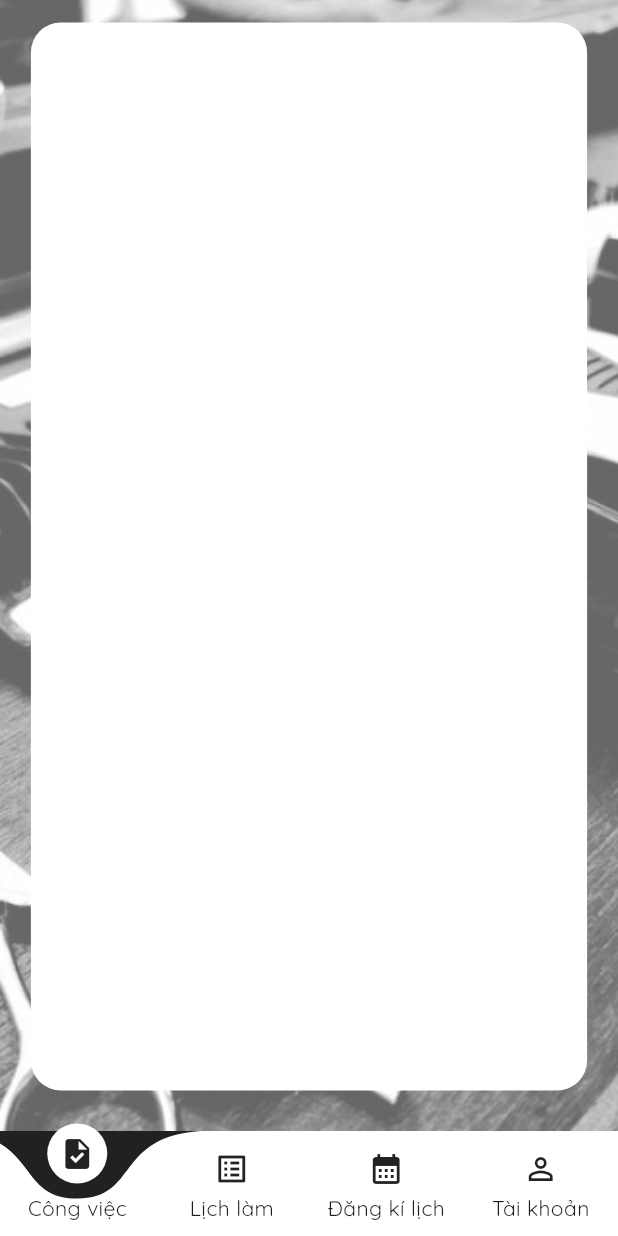
After one commit to Jamies-Tran/RealMan_MOBILE, a Flutter app: the LandingPage screen opened by its route, on a phone screen of 412 x 824 dp. The commit adds this screen. Run offline on Flutter 3.47's test engine with Material 3 defaults, Android fonts, the phone set to English and light mode, and no system bars; drawn by our look-alikes of curved_labeled_navigation_bar; our stand-ins replace badges, cached_network_image, community_material_icon, equatable, firebase_storage, flutter_bloc and 9 more; missing offline and left inert: custom_rounded_rectangle_border; accounts and stored records are empty; project files that could hold a hidden picture were left out.

Commit message:
update Landing Page

```diff
--- a/realmen_staff_application/lib/main.dart
+++ b/realmen_staff_application/lib/main.dart
@@ -30,7 +30,7 @@ class MyApp extends StatelessWidget {
           supportedLocales: const [
             Locale('vi'),
           ],
-          getPages: RouteGenerator.routes(),
+          getPages: RouteGenerator().routes(),
           debugShowCheckedModeBanner: false,
           theme: ThemeData(
             primarySwatch: Colors.grey,
--- a/realmen_staff_application/lib/presentation/auth/ui/auth_page.dart
+++ b/realmen_staff_application/lib/presentation/auth/ui/auth_page.dart
@@ -7,7 +7,7 @@ import 'package:flutter_bloc/flutter_bloc.dart';
 import 'package:get/get.dart';
 import 'package:realmen_staff_application/presentation/auth/bloc/auth_bloc.dart';
 import 'package:realmen_staff_application/presentation/auth/pages/login_page.dart';
-import 'package:realmen_staff_application/presentation/pages/landing_page/landing_page.dart';
+import 'package:realmen_staff_application/presentation/landing_page/landing_page.dart';
 import 'package:realmen_staff_application/utils/dialog/loading_dialog.dart';
 import 'package:realmen_staff_application/utils/snackbar/snackbar.dart';
 
@@ -65,7 +65,7 @@ class _AuthenticationPageState extends State<AuthenticationPage> {
           case AuthenticationSuccessState:
             final successState = state as AuthenticationSuccessState;
             print("token:" + successState.token);
-            Get.offAllNamed(LandingPage.LandingPageRouter,
+            Get.offAllNamed(LandingPage.LandingPageRoute,
                 arguments: {'token': successState.token});
             break;
         }
--- a/realmen_staff_application/lib/presentation/pages/landing_page/bloc/landing_page_bloc.dart
+++ b/realmen_staff_application/lib/presentation/landing_page/bloc/landing_page_bloc.dart
@@ -8,9 +8,14 @@ part 'landing_page_event.dart';
 part 'landing_page_state.dart';
 
 class LandingPageBloc extends Bloc<LandingPageEvent, LandingPageInitial> {
-  LandingPageBloc() : super(const LandingPageInitial(bottomIndex: 0)) {
+  LandingPageBloc() : super(LandingPageInitial(bottomIndex: 0)) {
     on<LandingPageTabChangeEvent>(_landingPageTabChangeEvent);
+    on<LandingPageInitialEvent>(_landingPageInitialEvent);
   }
+
+  FutureOr<void> _landingPageInitialEvent(
+      LandingPageEvent event, Emitter<LandingPageState> emit) {}
+
   FutureOr<void> _landingPageTabChangeEvent(
       LandingPageTabChangeEvent event, Emitter<LandingPageState> emit) {
     emit(TabChangeActionState(bottomIndex: event.bottomIndex));
--- a/realmen_staff_application/lib/presentation/pages/landing_page/bloc/landing_page_event.dart
+++ b/realmen_staff_application/lib/presentation/landing_page/bloc/landing_page_event.dart
@@ -8,6 +8,8 @@ sealed class LandingPageEvent extends Equatable {
   List<Object> get props => [];
 }
 
+class LandingPageInitialEvent extends LandingPageEvent {}
+
 class LandingPageTabChangeEvent extends LandingPageEvent {
   final int bottomIndex;
 
--- /dev/null
+++ b/realmen_staff_application/lib/presentation/landing_page/bloc/landing_page_state.dart
@@ -0,0 +1,14 @@
+part of 'landing_page_bloc.dart';
+
+@immutable
+sealed class LandingPageState {}
+
+class LandingPageInitial extends LandingPageState {
+  final int bottomIndex;
+
+  LandingPageInitial({required this.bottomIndex});
+}
+
+class TabChangeActionState extends LandingPageInitial {
+  TabChangeActionState({required super.bottomIndex});
+}
--- a/realmen_staff_application/lib/presentation/pages/landing_page/landing_page.dart
+++ b/realmen_staff_application/lib/presentation/landing_page/landing_page.dart
@@ -6,24 +6,24 @@ import 'package:flutter_bloc/flutter_bloc.dart';
 import 'package:get/get.dart';
 import 'package:get/get_core/src/get_main.dart';
 import 'package:curved_labeled_navigation_bar/curved_navigation_bar_item.dart';
-import 'package:realmen_staff_application/presentation/pages/booking_page.dart';
 import 'package:realmen_staff_application/presentation/home/ui/home_page.dart';
+import 'package:realmen_staff_application/presentation/pages/register_work_schedule.dart';
+import 'package:realmen_staff_application/presentation/pages/work_schedule.dart';
 
-import 'package:realmen_staff_application/presentation/pages/landing_page/bloc/landing_page_bloc.dart';
-import 'package:realmen_staff_application/presentation/pages/profile_page.dart';
-import 'package:realmen_staff_application/presentation/pages/promotion_page.dart';
-import 'package:realmen_staff_application/presentation/pages/service_price_list.dart';
+import '../pages/profile_screen.dart';
+import '../pages/task_screen.dart';
+import 'bloc/landing_page_bloc.dart';
 
 class LandingPage extends StatefulWidget {
   final int? index;
   const LandingPage({
-    Key? key,
+    super.key,
     this.index,
-  }) : super(key: key);
+  });
 
   @override
   State<LandingPage> createState() => _LandingPageState();
-  static const LandingPageRouter = '/landing-page';
+  static const LandingPageRoute = '/realmen';
 }
 
 class _LandingPageState extends State<LandingPage> {
@@ -34,10 +34,6 @@ class _LandingPageState extends State<LandingPage> {
   final GlobalKey<CurvedNavigationBarState> _bottomNavigationKey = GlobalKey();
 
   late final HomePage homePage;
-  late final ServicePricePage servicePricePage;
-  late final PromotionPage promotionPage;
-  late final BookingPage bookingPage;
-  late final ProfilePage profilePage;
 
   void setPage(index) {
     final CurvedNavigationBarState? navBarState =
@@ -49,20 +45,10 @@ class _LandingPageState extends State<LandingPage> {
   void initState() {
     // Lấy token từ arguments
     final arguments = Get.arguments as Map<String, dynamic>?;
-    token = arguments?['token'];
-
+    token = arguments.isNull ? "" : arguments?['token'];
+    // landingPageBloc.add(LandingPageInitial(bottomIndex: 0) as LandingPageEvent);
+    print('Current Route: ${Get.currentRoute}');
     super.initState();
-  }
-
-  @override
-  void didChangeDependencies() {
-    super.didChangeDependencies();
-    WidgetsBinding.instance.addPostFrameCallback((_) {
-      if (widget.index != null) {
-        bottomIndex = widget.index!;
-        setPage(bottomIndex);
-      }
-    });
   }
 
   @override
@@ -73,18 +59,17 @@ class _LandingPageState extends State<LandingPage> {
   @override
   Widget build(BuildContext context) {
     List<Widget> pages = [
-      HomePage(setPage),
-      const ServicePricePage(),
-      const BookingPage(),
-      const PromotionPage(),
-      const ProfilePage(),
+      const ProfileScreen(),
+      const TaskScreen(),
+      const WorkScheduleScreen(),
+      const RegisterWorkScheduleScreen(),
     ];
     return BlocConsumer<LandingPageBloc, LandingPageInitial>(
+        bloc: landingPageBloc,
         listener: (context, state) {},
         builder: (context, state) {
           return SafeArea(
             child: Scaffold(
-              // key: _bottomNavigationKey,
               body: pages[state.bottomIndex],
               bottomNavigationBar: CurvedNavigationBar(
                 key: _bottomNavigationKey,
@@ -92,21 +77,16 @@ class _LandingPageState extends State<LandingPage> {
                 backgroundColor: Colors.black87,
                 items: const [
                   CurvedNavigationBarItem(
-                    child: Icon(Icons.home_outlined),
-                    label: 'Trang chủ',
+                    child: Icon(Icons.task),
+                    label: 'Công việc',
                   ),
                   CurvedNavigationBarItem(
                     child: Icon(Icons.list_alt),
-                    label: 'Dịch vụ',
+                    label: 'Lịch làm',
                   ),
                   CurvedNavigationBarItem(
                     child: Icon(Icons.calendar_month),
-                    label: 'Đặt lịch',
-                  ),
-                  CurvedNavigationBarItem(
-                    // child: Icon(Icons.newspaper),
-                    child: Icon(CommunityMaterialIcons.ticket_percent_outline),
-                    label: 'Ưu đãi',
+                    label: 'Đăng kí lịch',
                   ),
                   CurvedNavigationBarItem(
                     child: Icon(Icons.perm_identity),
--- /dev/null
+++ b/realmen_staff_application/lib/presentation/pages/profile_screen.dart
@@ -0,0 +1,66 @@
+// ignore_for_file: must_be_immutable, constant_identifier_names, avoid_print
+
+import 'dart:convert';
+
+import 'package:cached_network_image/cached_network_image.dart';
+import 'package:community_material_icon/community_material_icon.dart';
+import 'package:firebase_storage/firebase_storage.dart';
+import 'package:flutter/material.dart';
+import 'package:get/get.dart';
+
+import 'package:sizer/sizer.dart';
+
+class ProfileScreen extends StatefulWidget {
+  const ProfileScreen({super.key});
+
+  @override
+  State<ProfileScreen> createState() => _ProfileScreenState();
+  static const String ProfileScreenRoute = "/profile-screen";
+}
+
+class _ProfileScreenState extends State<ProfileScreen> {
+  //UI
+  @override
+  Widget build(BuildContext context) {
+    return Scaffold(
+      body: Stack(
+        children: [
+          Positioned(
+            child: Container(
+              decoration: const BoxDecoration(
+                image: DecorationImage(
+                    image: AssetImage('assets/images/bg.png'),
+                    fit: BoxFit.cover),
+              ),
+            ),
+          ),
+          SafeArea(
+              child: Stack(
+            alignment: Alignment.center,
+            children: [
+              Positioned(
+                top: 15,
+                bottom: 27,
+                child: Container(
+                  padding: const EdgeInsets.only(top: 30),
+                  width: 90.w,
+                  height: 90.h,
+                  // height: MediaQuery.of(context).size.height,
+                  decoration: BoxDecoration(
+                      borderRadius: BorderRadius.circular(20),
+                      color: Colors.white),
+                ),
+              ),
+            ],
+          ))
+        ],
+      ),
+    );
+  }
+
+  // Logic
+  @override
+  void initState() {
+    super.initState();
+  }
+}
```
Also changed, not shown: realmen_staff_application/lib/presentation/pages/booking_page.dart (deleted, +0 -15 lines), realmen_staff_application/lib/presentation/pages/landing_page/bloc/landing_page_state.dart (deleted, +0 -18 lines), realmen_staff_application/lib/presentation/pages/profile_page.dart (deleted, +0 -15 lines), realmen_staff_application/lib/presentation/pages/promotion_page.dart (deleted, +0 -15 lines), realmen_staff_application/lib/presentation/pages/register_work_schedule.dart (added, +59 -0 lines), realmen_staff_application/lib/presentation/pages/service_price_list.dart (deleted, +0 -15 lines), realmen_staff_application/lib/presentation/pages/task_screen.dart (added, +59 -0 lines), realmen_staff_application/lib/presentation/pages/work_schedule.dart (added, +54 -0 lines), realmen_staff_application/lib/router/router.dart (+9 -4 lines), 1 other file.
